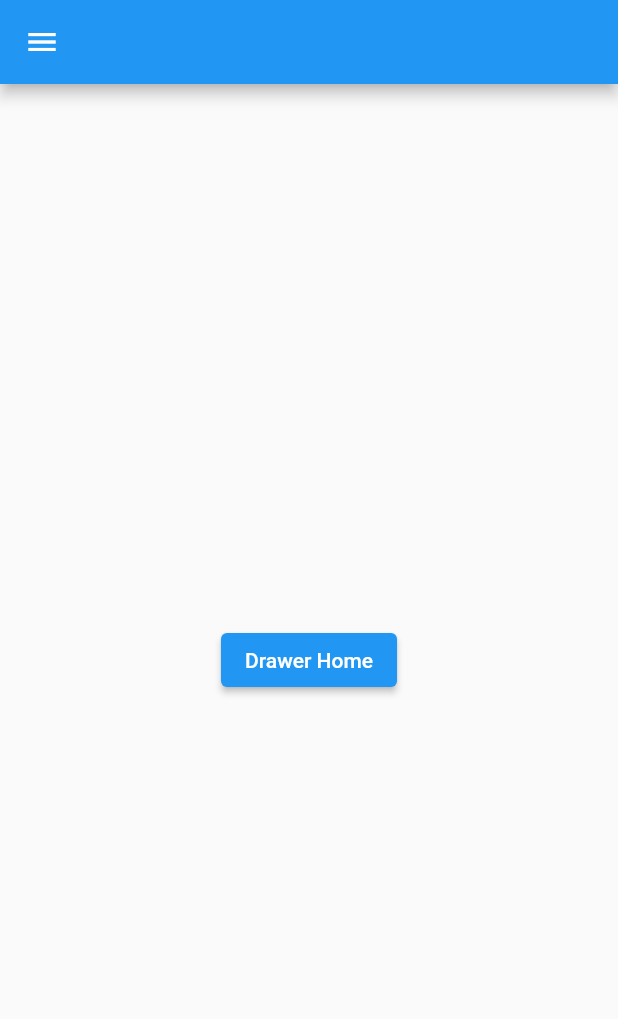
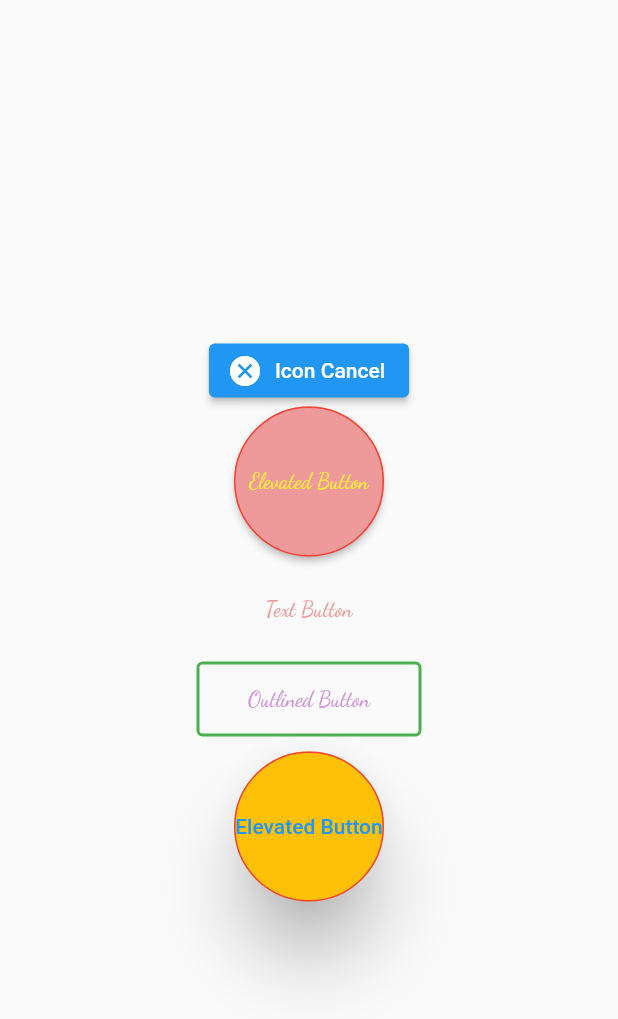
Before and after one commit to source3thaipvt/Learn_Flutter, a Flutter app: the screen it shows after launch, on a phone screen of 412 x 824 dp. Shown: the top 1019 px of the screen. Run offline on Flutter 3.47's test engine with Material 2 defaults, Android fonts, the phone set to English and light mode, and no system bars.

Commit message:
using styles for Widget ElevatedButton || TextButton || OutlinedButton

```diff
--- a/lib/main.dart
+++ b/lib/main.dart
@@ -7,7 +7,7 @@ import 'package:flutter/services.dart';
 import 'package:hello_world/data/listData.dart';
 
 void main() {
-  runApp(MyDrawerWidget());
+  runApp(MyButton());
 }
 
 // giới thiệu về Widget Container, Text
@@ -1304,3 +1304,111 @@ class DrawHomePage extends StatelessWidget {
     );
   }
 }
+
+// giới thiệu về Widget ElevatedButton || TextButton || OutlinedButton < styles >
+
+class MyButton extends StatelessWidget {
+  const MyButton({Key? key}) : super(key: key);
+
+  @override
+  Widget build(BuildContext context) {
+    return MaterialApp(
+      home: Scaffold(
+          body: SafeArea(
+        child: Container(
+          child: Center(
+            child: Column(
+              mainAxisAlignment: MainAxisAlignment.center,
+              children: [
+                ElevatedButton.icon(
+                  onPressed: () {},
+                  icon: Icon(Icons.cancel),
+                  label: Text("Icon Cancel"),
+                ),
+                ElevatedButton(
+                    style: ElevatedButton.styleFrom(
+                      primary: Colors.red[200],
+                      onPrimary: Colors.yellow,
+                      // onSurface: Colors.red,
+                      minimumSize: Size(150, 100),
+                      textStyle: TextStyle(
+                        fontSize: 14,
+                        fontFamily: 'DancingScript',
+                      ),
+                      // shape: RoundedRectangleBorder(
+                      //   borderRadius: BorderRadius.circular(15),
+                      //   side: BorderSide(color: Colors.red),
+                      // ),
+                      shape: CircleBorder(
+                        side: BorderSide(color: Colors.red),
+                      ),
+                    ),
+                    onPressed: () {},
+                    // onPressed: null,
+                    child: Text("Elevated Button")
+                    // Container(
+                    //   width: 150,
+                    //   height: 50,
+                    //   child: ElevatedButton(
+                    //       style: ElevatedButton.styleFrom(
+                    //         primary: Colors.red[200],
+                    //         onPrimary: Colors.yellow,
+                    //         // onSurface: Colors.red,
+                    //         // minimumSize: Size(150, 50),
+                    //       ),
+                    //       onPressed: () {},
+                    //       // onPressed: null,
+                    //       child: Text("Elevated Button")),
+                    ),
+                SizedBox(height: 10),
+                TextButton(
+                  onPressed: () {},
+                  child: Text("Text Button"),
+                  style: TextButton.styleFrom(
+                    primary: Colors.red[200],
+                    // elevation: 5,
+                    // onSurface: Colors.red,
+                    minimumSize: Size(150, 50),
+                    textStyle: TextStyle(
+                      fontSize: 14,
+                      fontFamily: 'DancingScript',
+                    ),
+                  ),
+                ),
+                SizedBox(height: 10),
+                OutlinedButton(
+                  onPressed: () {},
+                  child: Text("Outlined Button"),
+                  style: OutlinedButton.styleFrom(
+                    primary: Colors.purple[200],
+                    // elevation: 5,
+                    // onSurface: Colors.red,
+                    minimumSize: Size(150, 50),
+                    textStyle: TextStyle(
+                      fontSize: 14,
+                      fontFamily: 'DancingScript',
+                    ),
+                    side: BorderSide(color: Colors.green, width: 2),
+                  ),
+                ),
+                SizedBox(height: 10),
+                ElevatedButton(
+                    style: ButtonStyle(
+                        minimumSize: MaterialStateProperty.all(Size(100, 100)),
+                        backgroundColor:
+                            MaterialStateProperty.all(Colors.amber),
+                        foregroundColor: MaterialStateProperty.all(Colors.blue),
+                        elevation: MaterialStateProperty.all(20),
+                        shape: MaterialStateProperty.all(CircleBorder(
+                          side: BorderSide(color: Colors.red),
+                        ))),
+                    onPressed: () {},
+                    child: Text("Elevated Button")),
+              ],
+            ),
+          ),
+        ),
+      )),
+    );
+  }
+}
```
